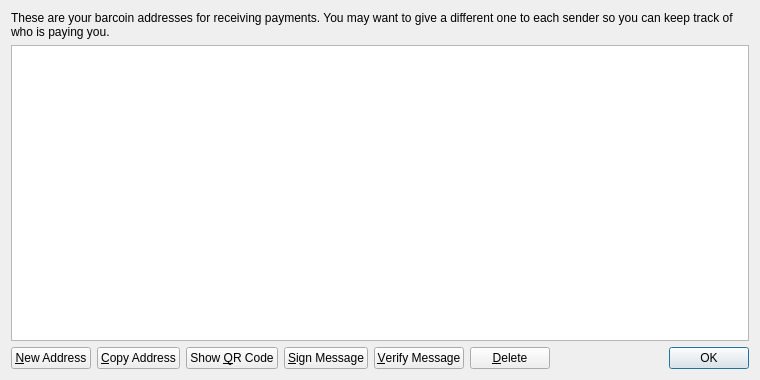
Qt form src/qt/forms/addressbookpage.ui (IeuanG/testcoin) before a commit.
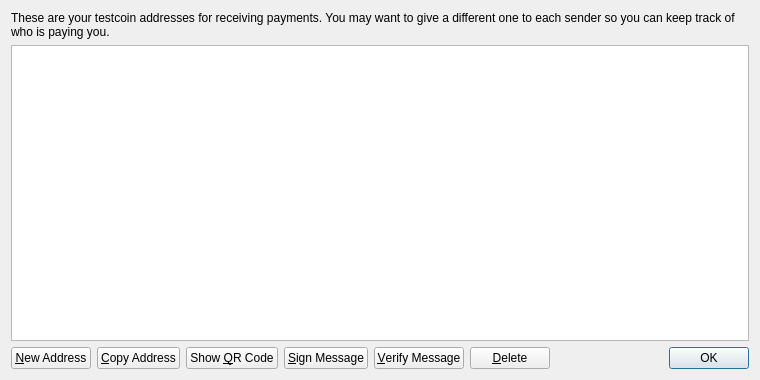
The same form after that commit. Icons and pictures are not drawn.

What changed in the file:
```diff
--- a/src/qt/forms/addressbookpage.ui
+++ b/src/qt/forms/addressbookpage.ui
@@ -17,7 +17,7 @@
    <item>
     <widget class="QLabel" name="labelExplanation">
      <property name="text">
-      <string>These are your barcoin addresses for receiving payments. You may want to give a different one to each sender so you can keep track of who is paying you.</string>
+      <string>These are your testcoin addresses for receiving payments. You may want to give a different one to each sender so you can keep track of who is paying you.</string>
      </property>
      <property name="textFormat">
       <enum>Qt::PlainText</enum>
```
